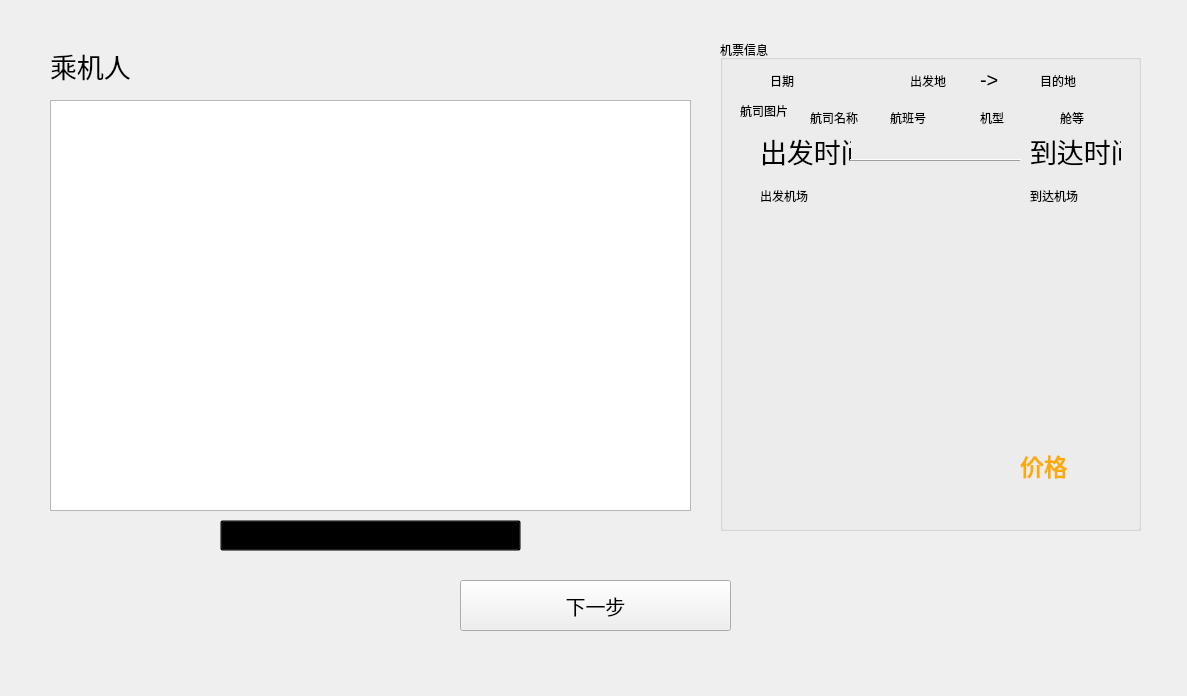
Before: the Qt Designer form pay_window.ui in monkeyking-hub/fly_manage_system, drawn with Qt 5.
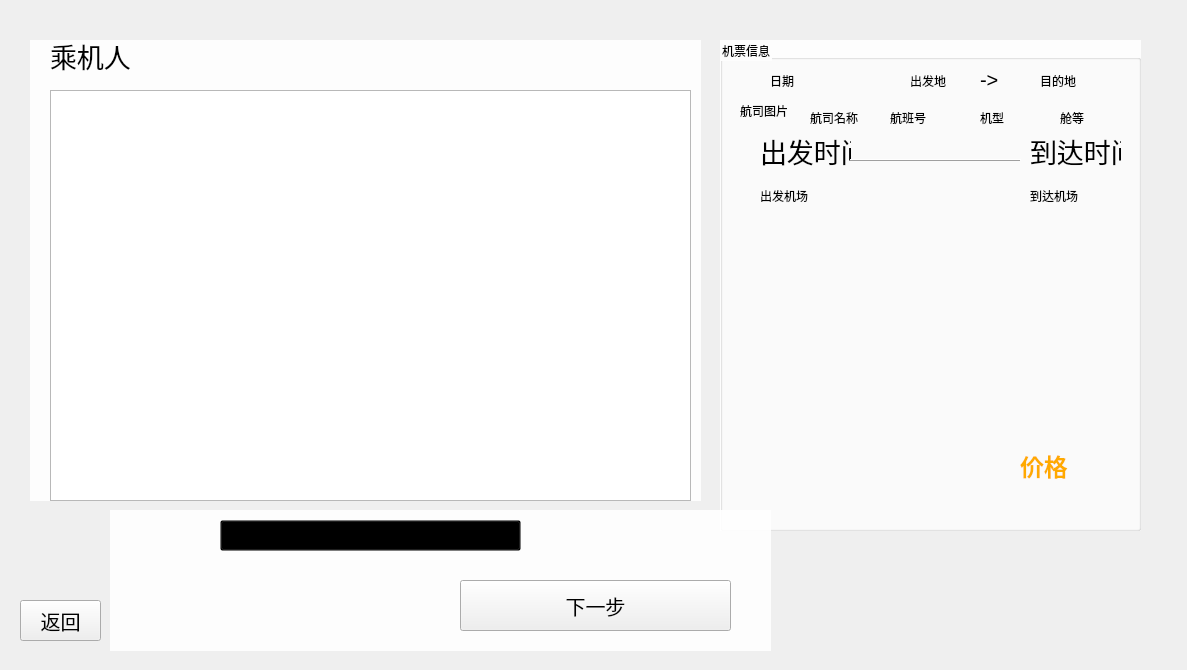
After: the same form once the commit is applied. Icons and pictures are not drawn.

```diff
--- a/pay_window.ui
+++ b/pay_window.ui
@@ -7,12 +7,29 @@
     <x>0</x>
     <y>0</y>
     <width>1187</width>
-    <height>696</height>
+    <height>670</height>
    </rect>
   </property>
   <property name="windowTitle">
    <string>Form</string>
   </property>
+  <property name="styleSheet">
+   <string notr="true">/* 只对主窗口应用背景图 */
+QWidget#pay_window {  /* 或使用你的主窗口对象名 */
+    background-image: url(&quot;://bcgrd.jpg&quot;);
+    background-position: center;
+    background-repeat: no-repeat;
+    background-size: cover;
+}
+
+/* 为其他控件设置独立的背景 */
+QStackedWidget, QGroupBox {
+    background-color: white;  /* 或其他颜色 */
+    /* 可以设置透明度 */
+    background-color: rgba(255, 255, 255, 0.9);
+}
+</string>
+  </property>
   <widget class="QGroupBox" name="groupBox">
    <property name="geometry">
     <rect>
@@ -398,7 +415,7 @@
    <property name="geometry">
     <rect>
      <x>30</x>
-     <y>50</y>
+     <y>40</y>
      <width>671</width>
      <height>461</height>
     </rect>
@@ -658,6 +675,24 @@
     </widget>
    </widget>
   </widget>
+  <widget class="QPushButton" name="pushButton_4">
+   <property name="geometry">
+    <rect>
+     <x>20</x>
+     <y>600</y>
+     <width>81</width>
+     <height>41</height>
+    </rect>
+   </property>
+   <property name="font">
+    <font>
+     <pointsize>15</pointsize>
+    </font>
+   </property>
+   <property name="text">
+    <string>返回</string>
+   </property>
+  </widget>
   <zorder>groupBox</zorder>
   <zorder>stackedWidget_2</zorder>
   <zorder>stackedWidget</zorder>
```
Left out of the diff: 1 changed line with no effect on the pictures.
